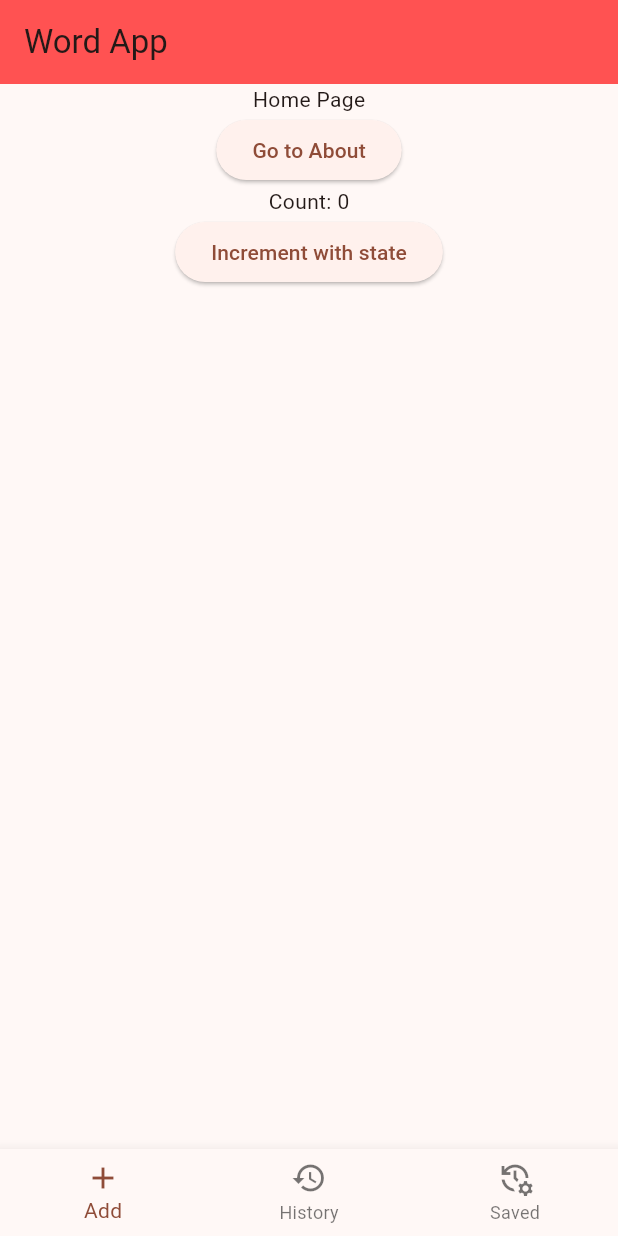
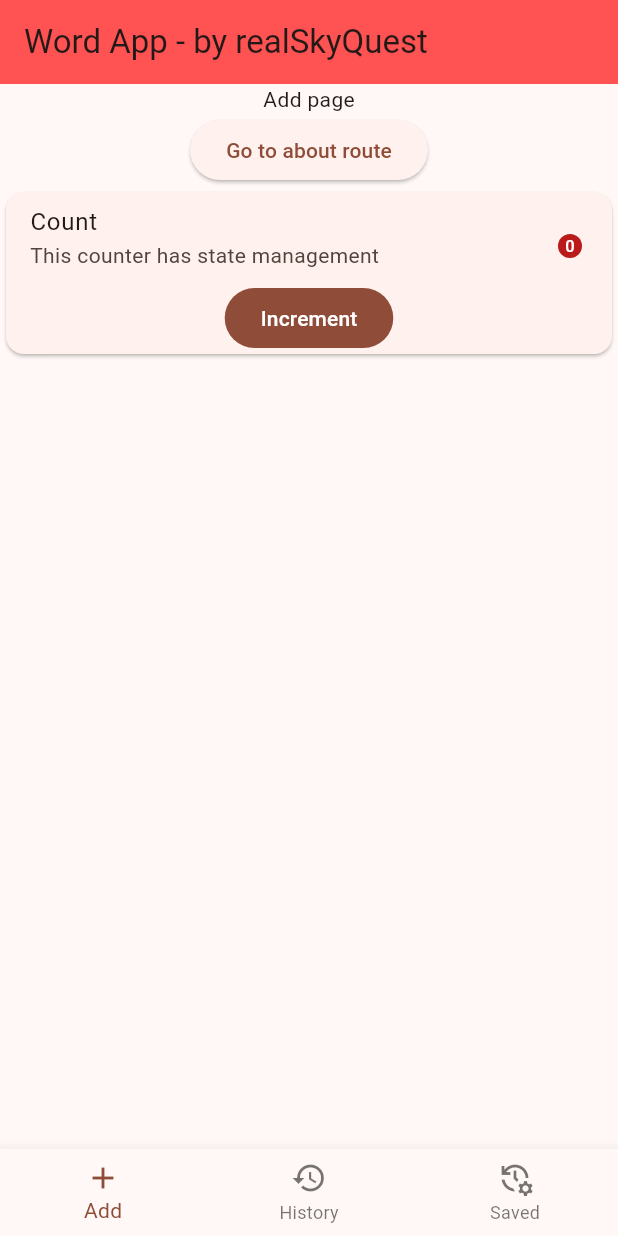
Before and after one commit to realskyquest/word_app_flutter, a Flutter app: the screen it shows after launch, on a phone screen of 412 x 824 dp. Run offline on Flutter 3.47's test engine with Material 3 defaults, Android fonts, the phone set to English and light mode, and no system bars.

Commit message:
Update diagram and fix routing along with file management

```diff
--- /dev/null
+++ b/frontend/lib/src/pages/index/add.dart
@@ -0,0 +1,53 @@
+import 'package:flutter/material.dart';
+
+import 'package:provider/provider.dart';
+import 'package:word_app/store.dart';
+
+import 'package:word_app/src/routes/about.dart';
+
+class AddPage extends StatelessWidget {
+  const AddPage({super.key});
+
+  @override
+  Widget build(BuildContext context) {
+    return Column(
+      children: [
+        const Text('Add page'),
+        ElevatedButton(
+          onPressed: () {
+            Navigator.restorablePushNamed(context, AboutRoute.routeName);
+          },
+          child: const Text('Go to about route'),
+        ),
+        const CountComponent(),
+      ],
+    );
+  }
+}
+
+class CountComponent extends StatelessWidget {
+  const CountComponent({super.key});
+
+  @override
+  Widget build(BuildContext context) {
+    return Card(
+      child: Column(
+        children: [
+          ListTile(
+            title: const Text('Count'),
+            subtitle: Badge(
+              label: Text('${context.watch<IndexRouteCount>().count}'),
+              child: const Text('This counter has state management'),
+            ),
+          ),
+          FilledButton(
+            onPressed: () {
+              context.read<IndexRouteCount>().increment();
+            },
+            child: const Text('Increment'),
+          ),
+        ],
+      ),
+    );
+  }
+}
--- a/frontend/lib/src/pages/main.dart
+++ /dev/null
@@ -1,56 +0,0 @@
-import 'package:flutter/material.dart';
-import 'package:provider/provider.dart';
-
-import 'package:word_app/store.dart';
-
-// MainPage routing
-import '../routes/index.dart';
-import '../routes/history.dart';
-import '../routes/saved.dart';
-
-class MainPage extends StatelessWidget {
-  const MainPage({super.key});
-
-  static const pageName = '/';
-
-  @override
-  Widget build(BuildContext context) {
-    return Scaffold(
-      appBar: AppBar(
-        title: const Text('Word App'),
-        backgroundColor: Colors.redAccent,
-      ),
-      body: const Layout(),
-      bottomNavigationBar: BottomNavigationBar(
-        items: const <BottomNavigationBarItem>[
-          BottomNavigationBarItem(icon: Icon(Icons.add), label: 'Add'),
-          BottomNavigationBarItem(icon: Icon(Icons.history), label: 'History'),
-          BottomNavigationBarItem(
-              icon: Icon(Icons.manage_history), label: 'Saved'),
-        ],
-        currentIndex: context.watch<BottomNavigationBarProvider>().currentRoute,
-        onTap: (int index) {
-          context.read<BottomNavigationBarProvider>().newRoute(index);
-        },
-      ),
-    );
-  }
-}
-
-class Layout extends StatelessWidget {
-  const Layout({super.key});
-
-  @override
-  Widget build(BuildContext context) {
-    switch (context.watch<BottomNavigationBarProvider>().currentRoute) {
-      case 0:
-        return const IndexRoute();
-      case 1:
-        return const HistoryRoute();
-      case 2:
-        return const SavedRoute();
-      default:
-        return const IndexRoute();
-    }
-  }
-}
--- a/frontend/lib/src/routes/index.dart
+++ b/frontend/lib/src/routes/index.dart
@@ -1,43 +1,65 @@
 import 'package:flutter/material.dart';
+
 import 'package:provider/provider.dart';
-
 import 'package:word_app/store.dart';
 
-import '../pages/about.dart';
+import '../pages/index/add.dart';
+import '../pages/index/history.dart';
+import '../pages/index/saves.dart';
 
 class IndexRoute extends StatelessWidget {
   const IndexRoute({super.key});
 
+  static const routeName = '/';
+
   @override
   Widget build(BuildContext context) {
-    return Column(
-      children: [
-        const Text('Home Page'),
-        ElevatedButton(
-          onPressed: () {
-            Navigator.restorablePushNamed(context, AboutPage.pageName);
-          },
-          child: const Text('Go to About'),
-        ),
-        const CountDisplay(),
-        ElevatedButton(
-          onPressed: () {
-            context.read<IndexRouteCount>().increment();
-          },
-          child: const Text('Increment with state'),
-        ),
-      ],
+    return Scaffold(
+      appBar: AppBar(
+        title: const Text('Word App - by realSkyQuest'),
+        backgroundColor: Colors.redAccent,
+      ),
+      body: const IndexPages(),
+      bottomNavigationBar: const IndexPagesBottomNavigationBar(),
     );
   }
 }
 
-class CountDisplay extends StatelessWidget {
-  const CountDisplay({super.key});
+class IndexPagesBottomNavigationBar extends StatelessWidget {
+  const IndexPagesBottomNavigationBar({super.key});
 
   @override
   Widget build(BuildContext context) {
-    return Center(
-      child: Text('Count: ${context.watch<IndexRouteCount>().count}'),
+    return BottomNavigationBar(
+      items: const <BottomNavigationBarItem>[
+        BottomNavigationBarItem(icon: Icon(Icons.add), label: 'Add'),
+        BottomNavigationBarItem(icon: Icon(Icons.history), label: 'History'),
+        BottomNavigationBarItem(
+            icon: Icon(Icons.manage_history), label: 'Saved'),
+      ],
+      currentIndex:
+          context.watch<IndexRouteBottomNavigationBarState>().currentPage,
+      onTap: (int index) {
+        context.read<IndexRouteBottomNavigationBarState>().newPage(index);
+      },
     );
   }
 }
+
+class IndexPages extends StatelessWidget {
+  const IndexPages({super.key});
+
+  @override
+  Widget build(BuildContext context) {
+    switch (context.watch<IndexRouteBottomNavigationBarState>().currentPage) {
+      case 0:
+        return const AddPage();
+      case 1:
+        return const HistoryPage();
+      case 2:
+        return const SavesPage();
+      default:
+        return const AddPage();
+    }
+  }
+}
--- a/frontend/lib/store.dart
+++ b/frontend/lib/store.dart
@@ -1,12 +1,12 @@
 import 'package:flutter/material.dart';
 
-class BottomNavigationBarProvider extends ChangeNotifier {
-  int _currentRoute = 0;
+class IndexRouteBottomNavigationBarState extends ChangeNotifier {
+  int _currentPage = 0;
 
-  int get currentRoute => _currentRoute;
+  int get currentPage => _currentPage;
 
-  void newRoute(int route) {
-    _currentRoute = route;
+  void newPage(int route) {
+    _currentPage = route;
     notifyListeners();
   }
 }
```
Also changed, not shown: frontend/lib/main.dart (+4 -3 lines), frontend/lib/src/pages/about.dart (deleted, +0 -29 lines), frontend/lib/src/pages/index/history.dart (added, +10 -0 lines), frontend/lib/src/pages/index/saves.dart (added, +10 -0 lines), frontend/lib/src/router.dart (renamed from frontend/lib/src/app.dart, +7 -8 lines), frontend/lib/src/routes/about.dart (added, +30 -0 lines), frontend/lib/src/routes/history.dart (deleted, +0 -12 lines), frontend/lib/src/routes/saved.dart (deleted, +0 -19 lines), frontend/lib/src/store.txt (deleted, +0 -95 lines), frontend/lib/src/routes/account.dart (added), 1 other file.
